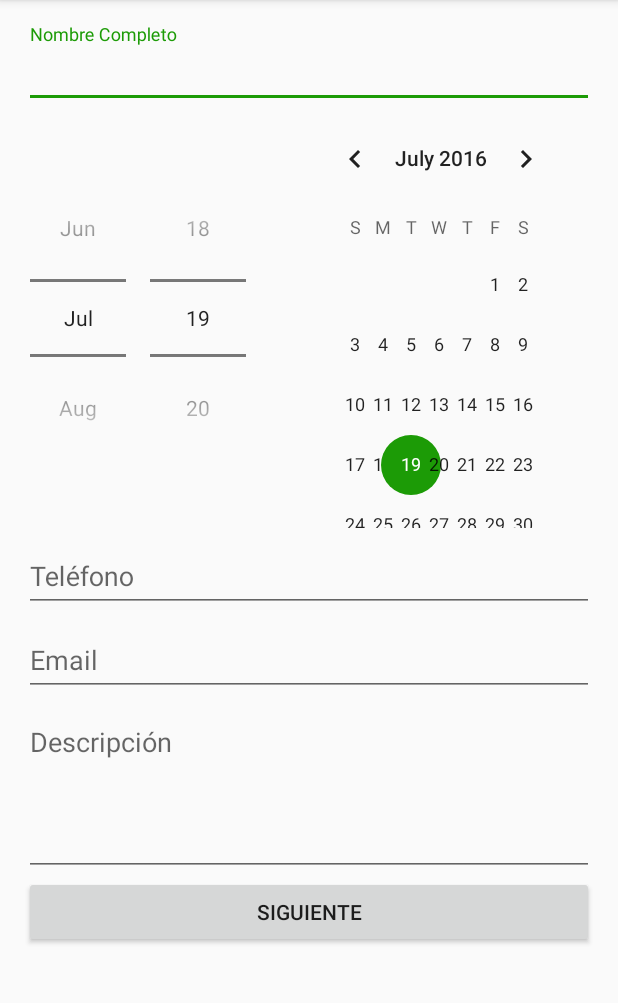
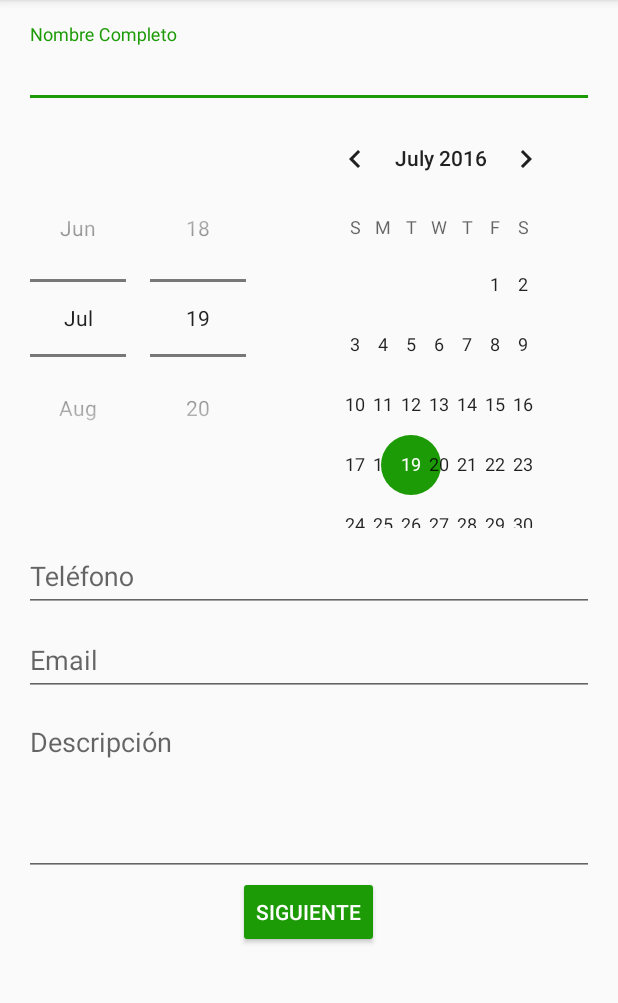
Before and after one commit to EbarriosCode/DatosForm, an Android app: the RecibirDatosActivity screen opened directly, with no data from a screen before it, after a tap on "EDITAR DATOS", on a phone screen of 412 x 824 dp, the part 84-1087 px from its top. Run offline under Robolectric (Android 15) with nearby library versions, the phone set to English and light mode, and no system bars.

Commit message:
ya con pantallazos
agregando pantallazos

```diff
--- a/app/src/main/AndroidManifest.xml
+++ b/app/src/main/AndroidManifest.xml
@@ -15,12 +15,15 @@
                 <category android:name="android.intent.category.LAUNCHER" />
             </intent-filter>
         </activity>
-        <activity android:name=".RecibirDatosActivity">
+        <activity android:name=".RecibirDatosActivity"
+                  android:parentActivityName=".MainActivity">
             <intent-filter>
                 <action android:name="android.intent.action.RECIBIRDATOS" />
 
                 <category android:name="android.intent.category.DEFAULT" />
             </intent-filter>
+            <meta-data android:name="android.support.PARENT_ACTIVITY"
+                       android:value=".MainActivity"></meta-data>
         </activity>
     </application>
 
--- a/app/src/main/java/ebarrioscode/appformulariodatos/MainActivity.java
+++ b/app/src/main/java/ebarrioscode/appformulariodatos/MainActivity.java
@@ -9,6 +9,7 @@ import android.view.View;
 import android.widget.Button;
 import android.widget.DatePicker;
 import android.widget.EditText;
+import android.widget.Toast;
 import android.widget.Toolbar;
 
 public class MainActivity extends AppCompatActivity implements View.OnClickListener{
@@ -70,6 +71,7 @@ public class MainActivity extends AppCompatActivity implements View.OnClickListe
 
                 startActivity(intent);
                 validar = true;
+                Toast.makeText(getApplicationContext(),getResources().getString(R.string.textoActividad1),Toast.LENGTH_SHORT).show();
                 break;
         }
     }
--- a/app/src/main/java/ebarrioscode/appformulariodatos/RecibirDatosActivity.java
+++ b/app/src/main/java/ebarrioscode/appformulariodatos/RecibirDatosActivity.java
@@ -6,6 +6,7 @@ import android.os.Bundle;
 import android.view.View;
 import android.widget.Button;
 import android.widget.TextView;
+import android.widget.Toast;
 
 public class RecibirDatosActivity extends AppCompatActivity implements View.OnClickListener{
 
@@ -21,6 +22,8 @@ public class RecibirDatosActivity extends AppCompatActivity implements View.OnCl
     protected void onCreate(Bundle savedInstanceState) {
         super.onCreate(savedInstanceState);
         setContentView(R.layout.activity_recibir_datos);
+
+        getSupportActionBar().setDisplayHomeAsUpEnabled(true);
 
         listarNombre = (TextView)findViewById(R.id.tvEditNombre);
         listarFecha = (TextView)findViewById(R.id.tvFechaEdit);
@@ -70,6 +73,7 @@ public class RecibirDatosActivity extends AppCompatActivity implements View.OnCl
                 intentEditar.putExtra("RegresandoDescripcion",listarDescripcion.getText());
 
                 startActivity(intentEditar);
+                Toast.makeText(getApplicationContext(),getResources().getString(R.string.textoActividad2),Toast.LENGTH_SHORT).show();
             break;
         }
     }
--- a/app/src/main/res/layout/activity_main.xml
+++ b/app/src/main/res/layout/activity_main.xml
@@ -82,9 +82,11 @@
     </android.support.design.widget.TextInputLayout>
 
     <Button
-        android:layout_width="match_parent"
+        android:layout_width="wrap_content"
         android:layout_height="wrap_content"
         android:id="@+id/btnSubmit"
+        android:layout_gravity="center"
         android:text="@string/textoBoton"
+        android:theme="@style/MiBotonRaized"
         />
 </LinearLayout>
--- a/app/src/main/res/layout/activity_recibir_datos.xml
+++ b/app/src/main/res/layout/activity_recibir_datos.xml
@@ -23,6 +23,7 @@
                 android:textStyle="bold"
                 android:layout_gravity="center_horizontal"
                 android:textSize="@dimen/tamañoTitulo"
+                android:layout_marginLeft="@dimen/marginLeftTop"
                 android:layout_marginTop="@dimen/topTitulo"
                 />
 
@@ -147,7 +148,7 @@
 
             <Button
                 android:id="@+id/btnEditarDatos"
-                android:layout_width="match_parent"
+                android:layout_width="wrap_content"
                 android:layout_height="wrap_content"
                 android:text="@string/textoBotonEdit"
                 android:layout_gravity="center_horizontal"
--- a/app/src/main/res/values/strings.xml
+++ b/app/src/main/res/values/strings.xml
@@ -20,4 +20,7 @@
     <string name="descripcion">Este cabrón esta programando en Android Studio :)</string>
 
     <string name="textoBotonEdit">Editar Datos</string>
+
+    <string name="textoActividad1">Datos Guardados Correctamente</string>
+    <string name="textoActividad2">Regresando a Actividad principal</string>
 </resources>
```
Also changed, not shown: 3 other files.
